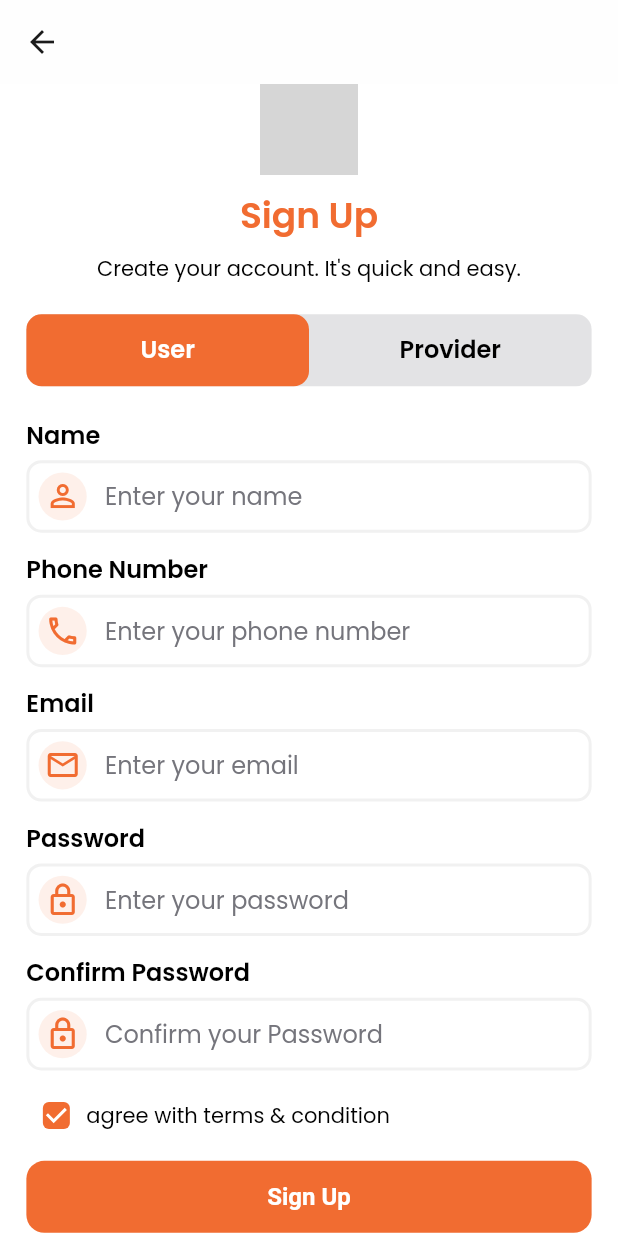
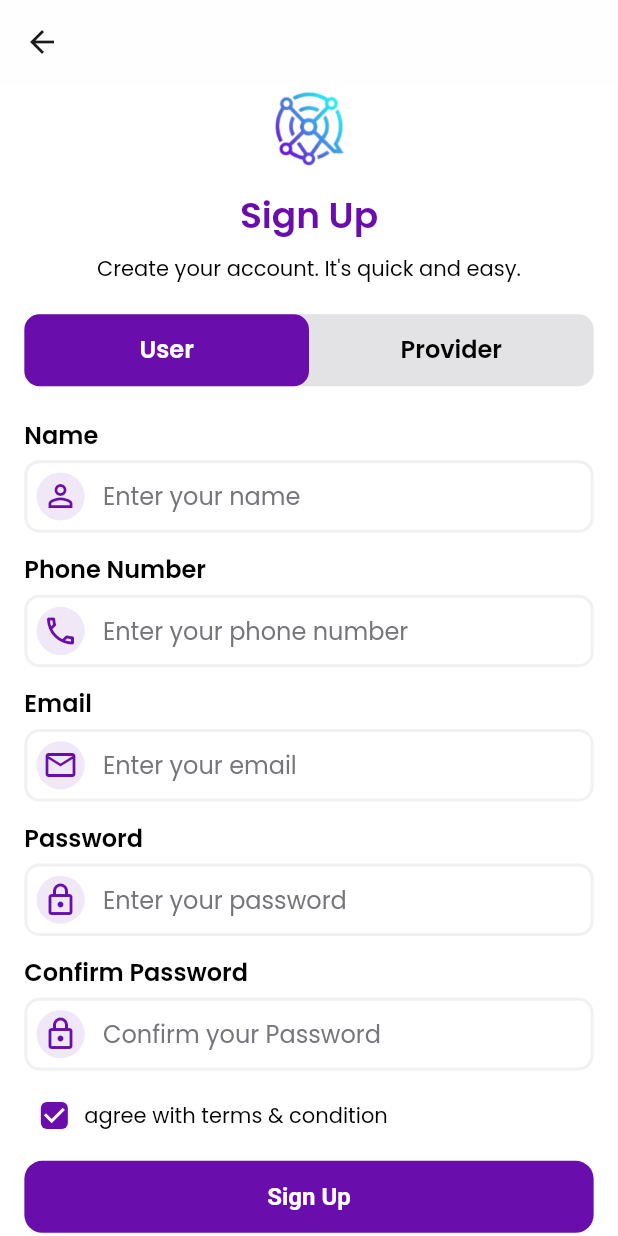
Before and after one commit to MuntasirAsif/krio-app, a Flutter app: the SignUpScreen screen opened directly, on a phone screen of 412 x 824 dp. Run offline on Flutter 3.47's test engine with Material 3 defaults, Android fonts, the phone set to English and light mode, and no system bars; our stand-ins replace cached_network_image, dio, dots_indicator, dropdown_button2, flutter_animate, flutter_riverpod and 12 more; missing offline and left inert: smart_auth; accounts and stored records are empty; generated files the repository leaves out were written again; network calls fail; grey boxes are pictures that could not be loaded.

Commit message:
feat: update logo

```diff
--- a/lib/core/service/network/interceptor/token_manager.dart
+++ b/lib/core/service/network/interceptor/token_manager.dart
@@ -1,6 +1,8 @@
 import 'package:dio/dio.dart';
 import 'package:flutter/material.dart';
+import 'package:go_router/go_router.dart';
 
+import '../../../routes/route_const.dart';
 import '../../cache/cache_service.dart';
 
 class TokenManager extends Interceptor {
@@ -147,7 +149,7 @@ class TokenManager extends Interceptor {
 
   void _navigateToLoginScreen() {
     if (navigatorKey.currentState?.mounted == true) {
-      //navigatorKey.currentState?.context.goNamed(RouteConst.login, extra: true);
+      navigatorKey.currentState?.context.goNamed(RouteConst.login, extra: true);
     }
   }
 
--- a/lib/core/static/const/app_images.dart
+++ /dev/null
@@ -1,9 +0,0 @@
-import '../../gen/assets.gen.dart';
-
-class AppImages {
-  static final String onBoardingImage1 = Assets.images.onboardingImage1.path;
-  static final String onBoardingImage2 = Assets.images.onboardingImage2.path;
-  static final String googleLogo = Assets.images.googleLogo.path;
-
-  static final String logoFull = Assets.images.logoFull.path;
-}
--- a/lib/core/static/theme/src/theme_extensions/src/colors/primitive.dart
+++ b/lib/core/static/theme/src/theme_extensions/src/colors/primitive.dart
@@ -2,8 +2,8 @@ part of 'colors.dart';
 
 /// Primitive color palette
 class _Primitive {
-  static const Color brand = Color(0xFFF16C31);
-  static const Color brandLight = Color(0xFFEEA572);
+  static const Color brand = Color(0xff6A0DAD);
+  static const Color brandLight = Color(0xFF2EEBFD);
 
   // Neutral colors
   static const Color neutral0 = Color(0xFFFFFFFF);
--- a/lib/src/module/common/authentication/view/sign_up/sign_up_screen.dart
+++ b/lib/src/module/common/authentication/view/sign_up/sign_up_screen.dart
@@ -1,7 +1,7 @@
 import 'package:flutter/material.dart';
 import 'package:flutter_screenutil/flutter_screenutil.dart';
+import 'package:krio_app/core/gen/assets.gen.dart';
 
-import '../../../../../../core/static/const/app_images.dart';
 import '../../../../../../core/static/extensions/localization_extension.dart';
 import '../../../../../../core/static/theme/src/theme_extensions/src/dimensions.dart';
 import '../../../../../../core/static/theme/theme.dart';
@@ -16,13 +16,17 @@ class SignUpScreen extends StatelessWidget {
       appBar: AppBar(),
       body: Padding(
         padding: EdgeInsets.symmetric(
-          horizontal: const Dimensions().padding.p16.w,
+          horizontal: const Dimensions().padding.p16.r,
         ),
         child: Column(
           mainAxisAlignment: MainAxisAlignment.start,
           children: [
             Center(
-              child: Image.asset(AppImages.logoFull, width: 60.w, height: 60.h),
+              child: Image.asset(
+                Assets.images.logo.path,
+                width: 60.w,
+                height: 60.h,
+              ),
             ),
             10.verticalSpace,
             Center(
--- a/lib/src/module/common/onborading/model/onboarding_model.dart
+++ b/lib/src/module/common/onborading/model/onboarding_model.dart
@@ -1,5 +1,5 @@
 import 'package:flutter/material.dart';
-import '../../../../../core/static/const/app_images.dart';
+import 'package:krio_app/core/gen/assets.gen.dart';
 import '../../../../../core/static/extensions/localization_extension.dart';
 
 class OnboardingModel {
@@ -16,14 +16,14 @@ class OnboardingModel {
   static List<OnboardingModel> getPages(BuildContext context) {
     return [
       OnboardingModel(
-        image: AppImages.onBoardingImage1,
+        image: Assets.images.onboardingImage1.path,
         title: context.s.effortless_home_maintenance_at_your_fingertips,
         description: context
             .s
             .find_top_rated_professionals_for_servicing_cleaning_electrical_work,
       ),
       OnboardingModel(
-        image: AppImages.onBoardingImage2,
+        image: Assets.images.onboardingImage2.path,
         title: context.s.top_quality_home_services_at_the_best_price,
         description: context
             .s
```
Also changed, not shown: lib/core/static/const/app_icons.dart (deleted, +0 -13 lines), lib/src/module/common/authentication/view/login/login_screen.dart (+4 -7 lines), lib/src/module/common/bottom_nav_bar/view/bottom_nav_bar.dart (+52 -26 lines), lib/src/module/common/messages/view/conversation_screen.dart (+11 -5 lines), pubspec.yaml (+4 -3 lines), assets/images/....png (added), assets/images/logo-full.png, assets/images/logo.png, pubspec.lock.
